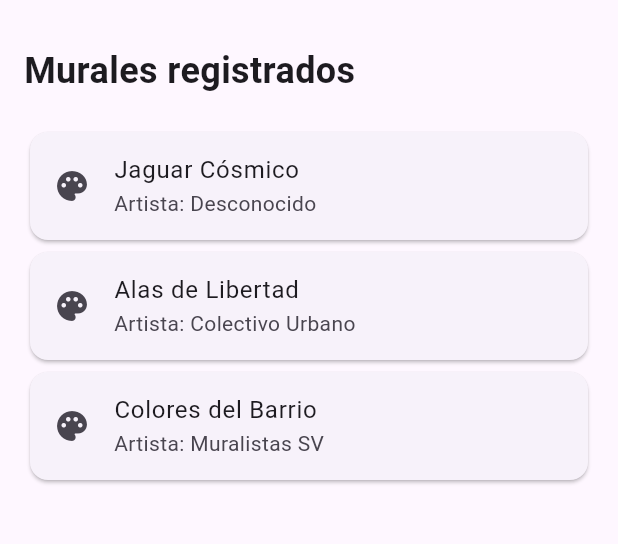
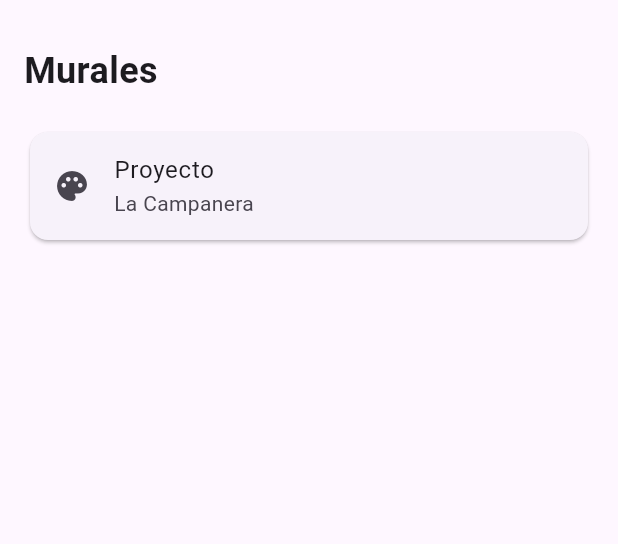
Before and after one commit to josueZepeda1993/graffiti-explorer, a Flutter app: the screen it shows after launch, on a phone screen of 412 x 824 dp, the part 63-607 px from its top. Run offline on Flutter 3.47's test engine with Material 3 defaults, Android fonts, the phone set to English and light mode, and no system bars.

Commit message:
Creacion de la estructura del proyecto y pantalla de inicio

```diff
--- a/lib/main.dart
+++ b/lib/main.dart
@@ -1,4 +1,5 @@
 import 'package:flutter/material.dart';
+import 'screens/home_screen.dart';
 
 void main() {
   runApp(const GraffitiExplorerApp());
@@ -9,54 +10,9 @@ class GraffitiExplorerApp extends StatelessWidget {
 
   @override
   Widget build(BuildContext context) {
-    return MaterialApp(
-      title: 'Graffiti Explorer',
+    return const MaterialApp(
       debugShowCheckedModeBanner: false,
-      home: Scaffold(
-        appBar: AppBar(
-          title: const Text('Graffiti Explorer'),
-        ),
-        body: const Padding(
-          padding: EdgeInsets.all(16),
-          child: Column(
-            crossAxisAlignment: CrossAxisAlignment.start,
-            children: [
-              Text(
-                'Murales registrados',
-                style: TextStyle(
-                  fontSize: 24,
-                  fontWeight: FontWeight.bold,
-                ),
-              ),
-              SizedBox(height: 20),
-
-              Card(
-                child: ListTile(
-                  leading: Icon(Icons.palette),
-                  title: Text('Jaguar Cósmico'),
-                  subtitle: Text('Artista: Desconocido'),
-                ),
-              ),
-
-              Card(
-                child: ListTile(
-                  leading: Icon(Icons.palette),
-                  title: Text('Alas de Libertad'),
-                  subtitle: Text('Artista: Colectivo Urbano'),
-                ),
-              ),
-
-              Card(
-                child: ListTile(
-                  leading: Icon(Icons.palette),
-                  title: Text('Colores del Barrio'),
-                  subtitle: Text('Artista: Muralistas SV'),
-                ),
-              ),
-            ],
-          ),
-        ),
-      ),
+      home: HomeScreen(),
     );
   }
 }
--- /dev/null
+++ b/lib/models/mural.dart
@@ -0,0 +1,5 @@
+class Mural {
+  final String nombre;
+  final String artista;
+  final String ubicacion;
+}
--- /dev/null
+++ b/lib/screens/home_screen.dart
@@ -0,0 +1,38 @@
+import 'package:flutter/material.dart';
+
+class HomeScreen extends StatelessWidget {
+  const HomeScreen({super.key});
+
+  @override
+  Widget build(BuildContext context) {
+    return Scaffold(
+      appBar: AppBar(
+        title: const Text('Graffiti Explorer'),
+      ),
+      body: const Padding(
+        padding: EdgeInsets.all(16),
+        child: Column(
+          crossAxisAlignment: CrossAxisAlignment.start,
+          children: [
+            Text(
+              'Murales',
+              style: TextStyle(
+                fontSize: 24,
+                fontWeight: FontWeight.bold,
+              ),
+            ),
+            SizedBox(height: 20),
+
+            Card(
+              child: ListTile(
+                leading: Icon(Icons.palette),
+                title: Text('Proyecto'),
+                subtitle: Text('La Campanera'),
+              ),
+            ),
+          ],
+        ),
+      ),
+    );
+  }
+}
```
